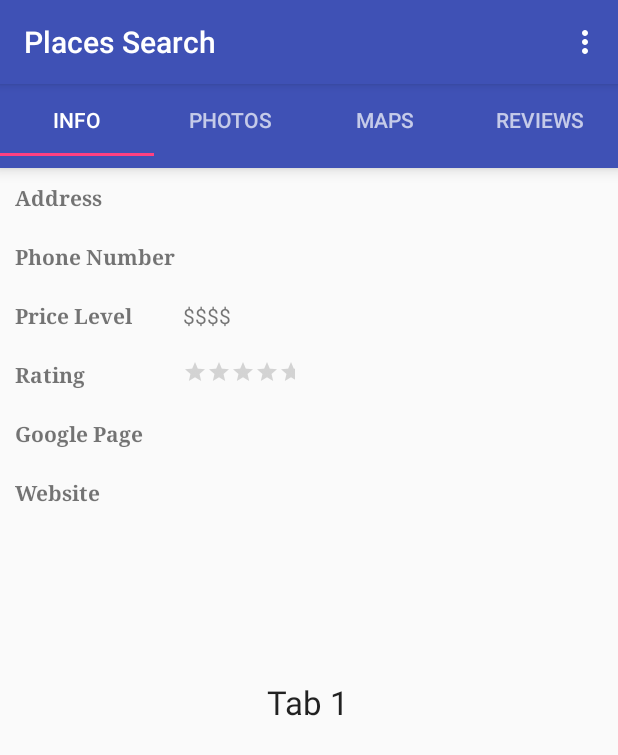
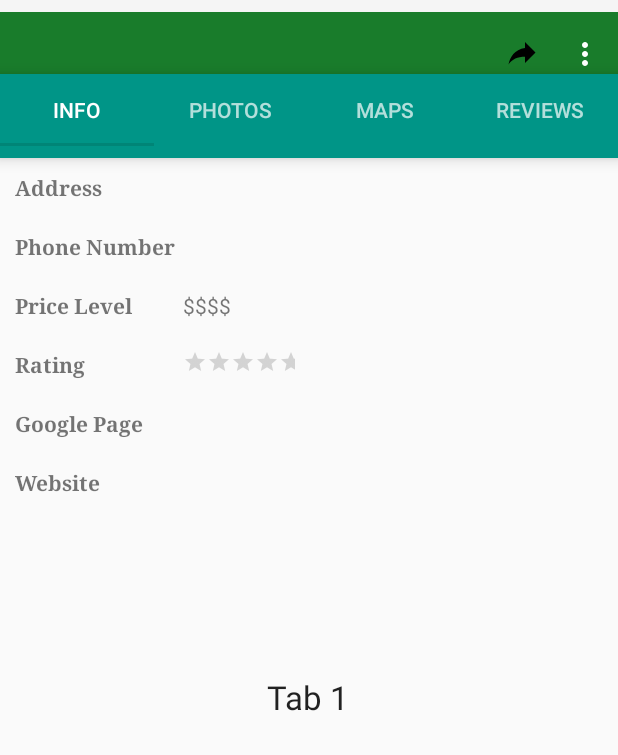
Before and after one commit to prarthana-s/ExploreApp-Android, an Android app: the ShowAllDetails screen opened directly, with no data from a screen before it, on a phone screen of 412 x 824 dp. Shown: the top 755 px of the screen. Run offline under Robolectric (Android 15) with nearby library versions, the phone set to English and light mode, and no system bars; 24 statements that could not run were skipped.

Commit message:
Menu bar with name and twitter share

```diff
--- a/app/src/main/AndroidManifest.xml
+++ b/app/src/main/AndroidManifest.xml
@@ -4,13 +4,16 @@
 
     <uses-permission android:name="android.permission.INTERNET" />
 
+    <uses-permission android:name="android.permission.ACCESS_FINE_LOCATION"/>
+
     <application
+        android:theme="@style/Theme.AppCompat.Light.NoActionBar"
         android:allowBackup="true"
         android:icon="@mipmap/ic_launcher"
         android:label="@string/app_name"
         android:roundIcon="@mipmap/ic_launcher_round"
         android:supportsRtl="true"
-        android:theme="@style/AppTheme">
+        >
 
         <meta-data
             android:name="com.google.android.geo.API_KEY"
--- a/app/src/main/java/com/example/prarthana/travelapp/ShowAllDetails.java
+++ b/app/src/main/java/com/example/prarthana/travelapp/ShowAllDetails.java
@@ -1,6 +1,7 @@
 package com.example.prarthana.travelapp;
 
 import android.content.Intent;
+import android.net.Uri;
 import android.os.Bundle;
 import android.support.design.widget.TabLayout;
 import android.support.v4.view.ViewPager;
@@ -8,24 +9,62 @@ import android.support.v7.app.AppCompatActivity;
 import android.support.v7.widget.Toolbar;
 import android.util.Log;
 import android.view.Menu;
+import android.view.MenuInflater;
 import android.view.MenuItem;
+import android.view.View;
+import android.widget.Button;
+import android.widget.TextView;
+
+import org.json.JSONException;
+import org.json.JSONObject;
+
+import java.io.UnsupportedEncodingException;
+import java.net.URLEncoder;
 
 
 public class ShowAllDetails extends AppCompatActivity {
 
     static public String selectedCategory = "Google Reviews";
     static public String selectedSort = "Default Sort";
+    Button twitterShare;
 
+    String name = "";
+    String website = "";
+    String address = "";
     @Override
     protected void onCreate(Bundle savedInstanceState) {
         super.onCreate(savedInstanceState);
         setContentView(R.layout.activity_show_all_details);
-//        Toolbar toolbar = (Toolbar) findViewById(R.id.toolbar);
-//        setSupportActionBar(toolbar);
+
+        Toolbar myToolbar = (Toolbar) findViewById(R.id.toolbar);
+        setSupportActionBar(myToolbar);
 
         Intent intent = getIntent();
         String selected_place_str = intent.getStringExtra(RVAdapter.SELECTED_PLACE);
         Log.d("selected place:,", selected_place_str);
+
+        JSONObject reader = null;
+        try {
+            reader = new JSONObject(selected_place_str);
+            JSONObject results = (JSONObject) reader.get("result");
+
+            name = results.getString("name");
+
+            address = results.getString("formatted_address");
+
+            if (results.has("website")) {
+                website = results.getString("website");
+            } else {
+                if (results.has("url")) {
+                    website = results.getString("url");
+                }
+            }
+        } catch (JSONException e) {
+            e.printStackTrace();
+        }
+
+
+        getSupportActionBar().setTitle(name);
 
         TabLayout tabLayout = (TabLayout) findViewById(R.id.tab_layout);
         tabLayout.addTab(tabLayout.newTab().setText("INFO"));
@@ -33,6 +72,14 @@ public class ShowAllDetails extends AppCompatActivity {
         tabLayout.addTab(tabLayout.newTab().setText("MAPS"));
         tabLayout.addTab(tabLayout.newTab().setText("REVIEWS"));
         tabLayout.setTabGravity(TabLayout.GRAVITY_FILL);
+
+//        twitterShare = (Button) findViewById(R.id.twitterShare);
+//        twitterShare.setOnClickListener(new View.OnClickListener() {
+//            @Override
+//            public void onClick(View v) {
+//                Log.d("CLICKED!", "clickedddd!");
+//            }
+//        });
 
         final ViewPager viewPager = (ViewPager) findViewById(R.id.pager);
         final PagerAdapter adapter = new PagerAdapter
@@ -59,17 +106,30 @@ public class ShowAllDetails extends AppCompatActivity {
 
     @Override
     public boolean onCreateOptionsMenu(Menu menu) {
-        getMenuInflater().inflate(R.menu.menu_main, menu);
+        MenuInflater inflater = getMenuInflater();
+        inflater.inflate(R.menu.menu_details, menu);
         return true;
     }
 
     @Override
     public boolean onOptionsItemSelected(MenuItem item) {
-        int id = item.getItemId();
-        if (id == R.id.action_settings) {
-            return true;
+        switch (item.getItemId()) {
+            case R.id.twitterShare:
+                String text = "Check out " + name + " located at " + address + ". Website: " + website;
+                String tweetURL = "";
+                try {
+                    tweetURL = "https://twitter.com/intent/tweet?text=" + URLEncoder.encode(text, "UTF-8") + "&hashtags=TravelAndEntertainmentSearch"  ;
+                } catch (UnsupportedEncodingException e) {
+                    e.printStackTrace();
+                }
+                Log.d("TWITTER","TWITTER CLICKED");
+                Intent intent = new Intent(Intent.ACTION_VIEW,
+                        Uri.parse(tweetURL));
+                startActivity(intent);
+                return true;
+            default:
+                return super.onOptionsItemSelected(item);
         }
+    }
 
-        return super.onOptionsItemSelected(item);
-    }
 }
--- /dev/null
+++ b/app/src/main/res/drawable/ic_share.xml
@@ -0,0 +1,3 @@
+<vector xmlns:android="http://schemas.android.com/apk/res/android" android:height="24dp" android:width="24dp" android:viewportWidth="24" android:viewportHeight="24">
+    <path android:fillColor="#000000" android:pathData="M21,11L14,4V8C7,9 4,14 3,19C5.5,15.5 9,13.9 14,13.9V18L21,11Z"/>
+</vector>
--- a/app/src/main/res/layout/activity_show_all_details.xml
+++ b/app/src/main/res/layout/activity_show_all_details.xml
@@ -7,20 +7,47 @@
     android:layout_height="match_parent"
     tools:context=".ShowAllDetails">
 
+    <android.support.design.widget.AppBarLayout
+        android:id="@+id/appbar"
+        android:layout_width="match_parent"
+        android:layout_height="wrap_content"
+        android:layout_alignParentStart="true"
+        android:layout_alignParentTop="true"
+        android:paddingTop="@dimen/appbar_padding_top"
+        android:theme="@style/AppTheme.AppBarOverlay">
+
+        <android.support.v7.widget.Toolbar
+            android:id="@+id/toolbar"
+            android:layout_width="match_parent"
+            android:layout_height="?attr/actionBarSize"
+            android:layout_weight="1"
+            android:background="#197c2b"
+            app:layout_scrollFlags="scroll|enterAlways"
+            app:popupTheme="@style/AppTheme.PopupOverlay"
+            app:title="@string/app_name">
+
+        </android.support.v7.widget.Toolbar>
+
+    </android.support.design.widget.AppBarLayout>
+
     <android.support.design.widget.TabLayout
         android:id="@+id/tab_layout"
         android:layout_width="match_parent"
         android:layout_height="wrap_content"
-        android:layout_below="@+id/toolbar"
-        android:background="?attr/colorPrimary"
+        android:layout_alignParentLeft="true"
+        android:layout_alignParentStart="true"
+        android:layout_alignParentTop="true"
+        android:layout_marginTop="49dp"
+        android:background="#009587"
         android:elevation="6dp"
         android:minHeight="?attr/actionBarSize"
-        android:theme="@style/ThemeOverlay.AppCompat.Dark.ActionBar"/>
+        android:theme="@style/ThemeOverlay.AppCompat.Dark.ActionBar" />
 
     <android.support.v4.view.ViewPager
         android:id="@+id/pager"
         android:layout_width="match_parent"
         android:layout_height="fill_parent"
-        android:layout_below="@id/tab_layout"/>
+        android:layout_below="@id/tab_layout" />
+
 
 </RelativeLayout>
--- a/app/src/main/res/layout/fragment_tab_fragment1.xml
+++ b/app/src/main/res/layout/fragment_tab_fragment1.xml
@@ -96,8 +96,8 @@
 
         <TableRow
             android:id="@+id/infoRatingRow"
-            android:layout_width="match_parent"
-            android:layout_height="match_parent"
+            android:layout_width="wrap_content"
+            android:layout_height="wrap_content"
             android:gravity="left"
             android:orientation="horizontal"
             android:padding="10dp"
--- /dev/null
+++ b/app/src/main/res/menu/menu_details.xml
@@ -0,0 +1,15 @@
+<menu xmlns:app="http://schemas.android.com/apk/res-auto"
+    xmlns:android="http://schemas.android.com/apk/res/android">
+
+    <item
+        android:id="@+id/twitterShare"
+        android:icon="@drawable/ic_share"
+        android:orderInCategory="100"
+        android:title="Twitter"
+        app:showAsAction="always" />
+<item
+    android:id="@+id/place_title"
+    android:title="Settings">
+</item>
+
+</menu>
```
